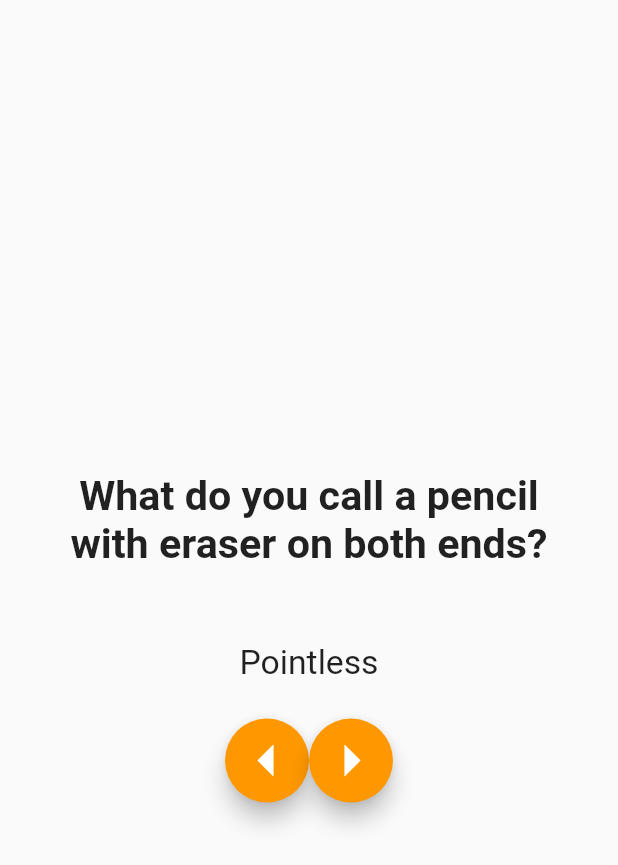
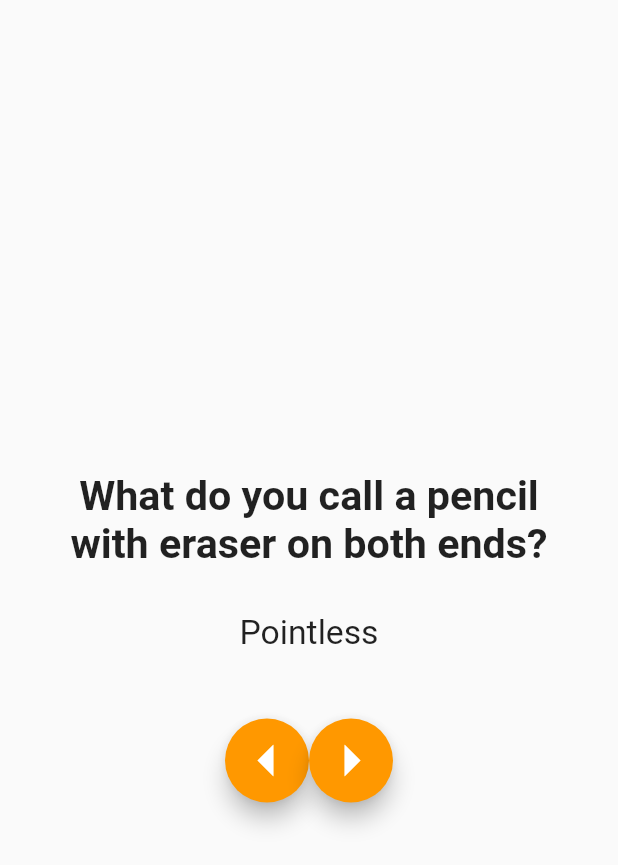
Before and after one commit to disys-vinayak/badJokesFlut, a Flutter app: the screen it shows after launch, on a phone screen of 412 x 824 dp. Shown: the top 865 px of the screen. Run offline on Flutter 3.47's test engine with Material 2 defaults, Android fonts, the phone set to English and light mode, and no system bars.

```diff
--- a/lib/main.dart
+++ b/lib/main.dart
@@ -23,7 +23,7 @@ class MyApp extends StatelessWidget {
                   textAlign: TextAlign.center,
                 )),
             Container(
-                margin: EdgeInsets.all(25),
+                margin: EdgeInsets.fromLTRB(15, 5, 15, 45),
                 child: Text(
                   "Pointless",
                   style: TextStyle(
```
Also changed, not shown: 1 other file.
